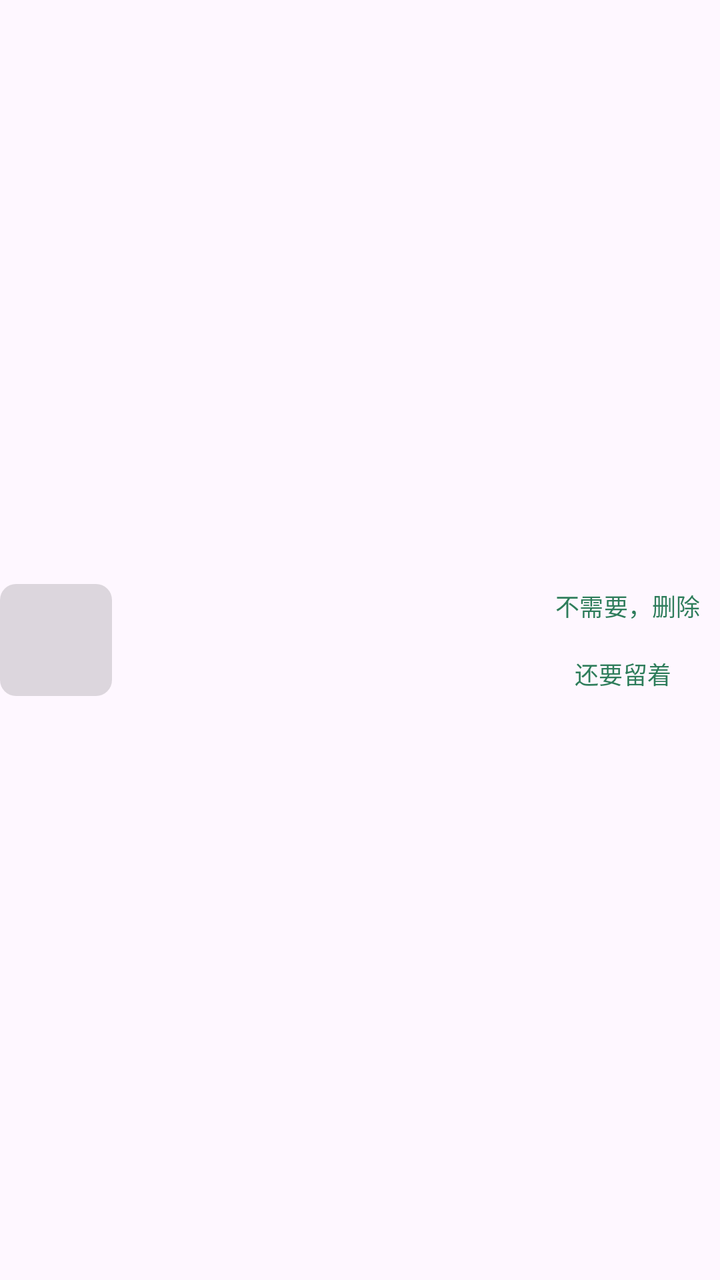
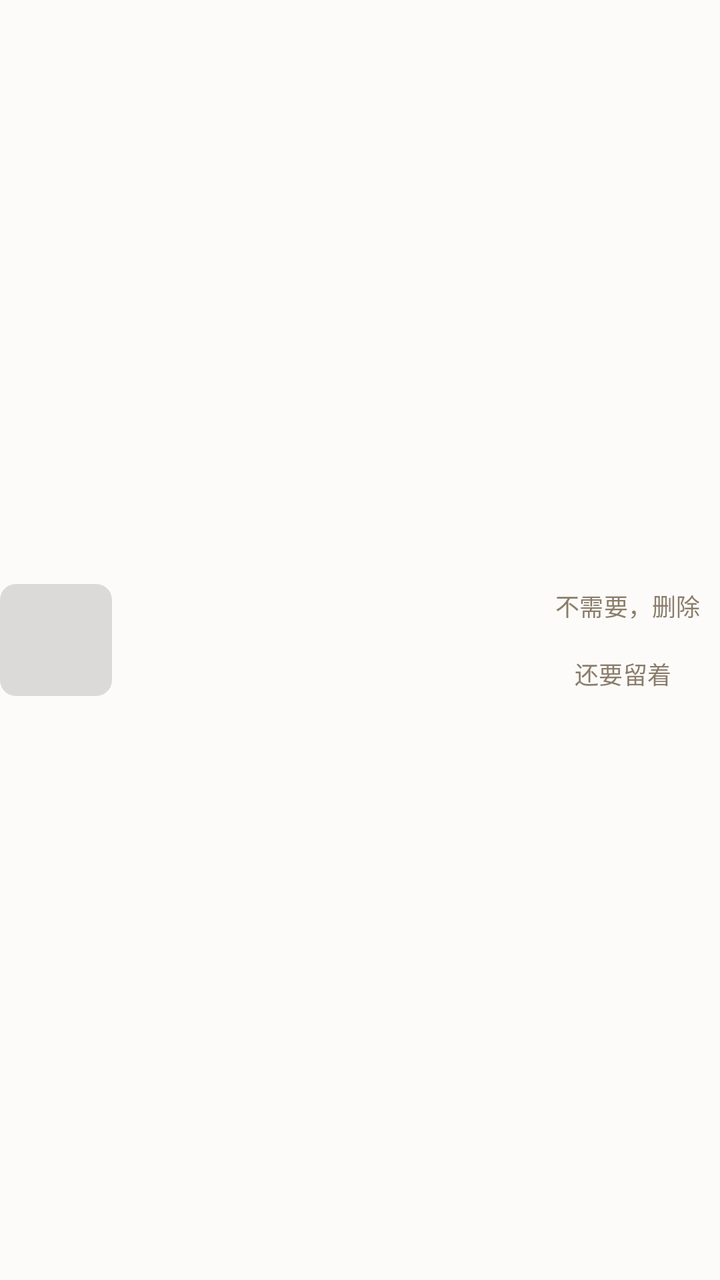

Compare the two renders of this Android layout. The source of the first and the diff that turns it into the second are given below.
<!-- AndroidManifest.xml: application theme Theme.ScreenshotBye -->
<!-- res/layout/item_shot.xml -->
<?xml version="1.0" encoding="utf-8"?>
<LinearLayout xmlns:android="http://schemas.android.com/apk/res/android"
    android:layout_width="match_parent"
    android:layout_height="wrap_content"
    android:gravity="center_vertical"
    android:orientation="horizontal"
    android:paddingTop="10dp"
    android:paddingBottom="10dp">

    <ImageView
        android:id="@+id/thumb"
        android:layout_width="56dp"
        android:layout_height="56dp"
        android:background="@drawable/thumb_placeholder"
        android:contentDescription="@string/dialog_preview"
        android:scaleType="centerCrop" />

    <LinearLayout
        android:layout_width="0dp"
        android:layout_height="wrap_content"
        android:layout_marginStart="12dp"
        android:layout_weight="1"
        android:orientation="vertical">

        <TextView
            android:id="@+id/shotName"
            android:layout_width="match_parent"
            android:layout_height="wrap_content"
            android:ellipsize="middle"
            android:maxLines="2"
            android:textSize="13sp"
            android:textStyle="bold" />

        <TextView
            android:id="@+id/shotMeta"
            android:layout_width="match_parent"
            android:layout_height="wrap_content"
            android:layout_marginTop="2dp"
            android:maxLines="2"
            android:textColor="@color/muted"
            android:textSize="11sp" />

        <TextView
            android:id="@+id/shotState"
            android:layout_width="match_parent"
            android:layout_height="wrap_content"
            android:layout_marginTop="2dp"
            android:textColor="@color/muted"
            android:textSize="11sp" />
    </LinearLayout>

    <LinearLayout
        android:layout_width="wrap_content"
        android:layout_height="wrap_content"
        android:layout_marginStart="6dp"
        android:orientation="vertical">

        <com.google.android.material.button.MaterialButton
            android:id="@+id/btnDelete"
            style="@style/Widget.Material3.Button.TextButton"
            android:layout_width="wrap_content"
            android:layout_height="wrap_content"
            android:insetTop="0dp"
            android:insetBottom="0dp"
            android:minHeight="34dp"
            android:paddingStart="10dp"
            android:paddingEnd="10dp"
            android:text="@string/act_delete"
            android:textSize="12sp" />

        <com.google.android.material.button.MaterialButton
            android:id="@+id/btnKeep"
            style="@style/Widget.Material3.Button.TextButton"
            android:layout_width="wrap_content"
            android:layout_height="wrap_content"
            android:insetTop="0dp"
            android:insetBottom="0dp"
            android:minHeight="34dp"
            android:paddingStart="10dp"
            android:paddingEnd="10dp"
            android:text="@string/act_keep"
            android:textSize="12sp" />
    </LinearLayout>
</LinearLayout>
<!-- resources referenced by this layout -->
<resources>
  <color name="muted">#5C6355</color>
  <style name="Theme.ScreenshotBye" parent="Theme.Material3.DayNight.NoActionBar">
          <item name="colorPrimary">@color/seed</item>
          <item name="android:statusBarColor">?attr/colorSurface</item>
          <item name="android:windowLightStatusBar" tools:targetApi="m">true</item>
      </style>
  <color name="seed">#2E7D5B</color>
  <!-- unchanged entries left out for length: 4 -->
</resources>

<!-- the commit's change to res/layout/item_shot.xml (unified diff, before → after) -->
@@ -37,7 +37,7 @@
             android:layout_height="wrap_content"
             android:layout_marginTop="2dp"
             android:maxLines="2"
-            android:textColor="@color/muted"
+            android:textColor="?attr/colorOnSurfaceVariant"
             android:textSize="11sp" />
 
         <TextView
@@ -45,7 +45,7 @@
             android:layout_width="match_parent"
             android:layout_height="wrap_content"
             android:layout_marginTop="2dp"
-            android:textColor="@color/muted"
+            android:textColor="?attr/colorOnSurfaceVariant"
             android:textSize="11sp" />
     </LinearLayout>
 
<!-- resource entries referenced after the edit -->
@@ -1,12 +1,83 @@
 <!-- resources referenced by this layout -->
 <resources>
-  <color name="muted">#5C6355</color>
-  <style name="Theme.ScreenshotBye" parent="Theme.Material3.DayNight.NoActionBar">
-          <item name="colorPrimary">@color/seed</item>
+  <style name="Theme.ScreenshotBye" parent="Theme.ScreenshotBye.Beige" />
+  <style name="Theme.ScreenshotBye.Beige" parent="Theme.ScreenshotBye.Base">
+          <item name="colorPrimary">@color/beige_primary</item>
+          <item name="colorOnPrimary">@color/beige_onPrimary</item>
+          <item name="colorPrimaryContainer">@color/beige_primaryContainer</item>
+          <item name="colorOnPrimaryContainer">@color/beige_onPrimaryContainer</item>
+          <item name="colorSecondary">@color/beige_secondary</item>
+          <item name="colorOnSecondary">@color/beige_onSecondary</item>
+          <item name="colorSecondaryContainer">@color/beige_secondaryContainer</item>
+          <item name="colorOnSecondaryContainer">@color/beige_onSecondaryContainer</item>
+          <item name="colorTertiary">@color/beige_tertiary</item>
+          <item name="colorOnTertiary">@color/beige_onTertiary</item>
+          <item name="colorTertiaryContainer">@color/beige_tertiaryContainer</item>
+          <item name="colorOnTertiaryContainer">@color/beige_onTertiaryContainer</item>
+          <item name="colorError">@color/beige_error</item>
+          <item name="colorOnError">@color/beige_onError</item>
+          <item name="colorErrorContainer">@color/beige_errorContainer</item>
+          <item name="colorOnErrorContainer">@color/beige_onErrorContainer</item>
+          <item name="android:colorBackground">@color/beige_background</item>
+          <item name="colorOnBackground">@color/beige_onBackground</item>
+          <item name="colorSurface">@color/beige_surface</item>
+          <item name="colorOnSurface">@color/beige_onSurface</item>
+          <item name="colorSurfaceVariant">@color/beige_surfaceVariant</item>
+          <item name="colorOnSurfaceVariant">@color/beige_onSurfaceVariant</item>
+          <item name="colorSurfaceContainerLowest">@color/beige_surfaceContainerLowest</item>
+          <item name="colorSurfaceContainerLow">@color/beige_surfaceContainerLow</item>
+          <item name="colorSurfaceContainer">@color/beige_surfaceContainer</item>
+          <item name="colorSurfaceContainerHigh">@color/beige_surfaceContainerHigh</item>
+          <item name="colorSurfaceContainerHighest">@color/beige_surfaceContainerHighest</item>
+          <item name="colorSurfaceBright">@color/beige_surfaceBright</item>
+          <item name="colorSurfaceDim">@color/beige_surfaceDim</item>
+          <item name="colorSurfaceInverse">@color/beige_inverseSurface</item>
+          <item name="colorOnSurfaceInverse">@color/beige_inverseOnSurface</item>
+          <item name="colorPrimaryInverse">@color/beige_inversePrimary</item>
+          <item name="colorOutline">@color/beige_outline</item>
+          <item name="colorOutlineVariant">@color/beige_outlineVariant</item>
+      </style>
+  <style name="Theme.ScreenshotBye.Base" parent="Theme.Material3.DayNight.NoActionBar">
           <item name="android:statusBarColor">?attr/colorSurface</item>
-          <item name="android:windowLightStatusBar" tools:targetApi="m">true</item>
+          <item name="android:navigationBarColor">?attr/colorSurface</item>
+          <item name="android:windowLightStatusBar">@bool/light_status_bar</item>
+          <item name="android:windowLightNavigationBar" tools:targetApi="o_mr1">@bool/light_status_bar</item>
+          <item name="android:textColorLink">?attr/colorPrimary</item>
       </style>
-  <color name="seed">#2E7D5B</color>
+  <color name="beige_primary">#8B7D6B</color>
+  <color name="beige_onPrimary">#FFFFFF</color>
+  <color name="beige_primaryContainer">#EBE8E4</color>
+  <color name="beige_onPrimaryContainer">#61584B</color>
+  <color name="beige_secondary">#9B8E7D</color>
+  <color name="beige_onSecondary">#FFFFFF</color>
+  <color name="beige_secondaryContainer">#EDEBE6</color>
+  <color name="beige_onSecondaryContainer">#6C6358</color>
+  <color name="beige_tertiary">#A89B8A</color>
+  <color name="beige_onTertiary">#FFFFFF</color>
+  <color name="beige_tertiaryContainer">#EFEDE8</color>
+  <color name="beige_onTertiaryContainer">#766C61</color>
+  <color name="beige_error">#B89A8A</color>
+  <color name="beige_onError">#FFFFFF</color>
+  <color name="beige_errorContainer">#F2ECE8</color>
+  <color name="beige_onErrorContainer">#816C61</color>
+  <color name="beige_background">#FCFBF9</color>
+  <color name="beige_onBackground">#5C5247</color>
+  <color name="beige_surface">#FEFDFB</color>
+  <color name="beige_onSurface">#5C5247</color>
+  <color name="beige_surfaceVariant">#F2EEE8</color>
+  <color name="beige_onSurfaceVariant">#6E6558</color>
+  <color name="beige_surfaceContainerLowest">#FFFEFD</color>
+  <color name="beige_surfaceContainerLow">#FDFCFA</color>
+  <color name="beige_surfaceContainer">#FDFCFA</color>
+  <color name="beige_surfaceContainerHigh">#F8F5F1</color>
+  <color name="beige_surfaceContainerHighest">#F4F0EB</color>
+  <color name="beige_surfaceBright">#FDFCFA</color>
+  <color name="beige_surfaceDim">#CAC9C7</color>
+  <color name="beige_inverseSurface">#746B62</color>
+  <color name="beige_inverseOnSurface">#FEFEFD</color>
+  <color name="beige_inversePrimary">#B4AA9F</color>
+  <color name="beige_outline">#B5B0A8</color>
+  <color name="beige_outlineVariant">#D1CCC4</color>
   <!-- unchanged entries left out for length: 4 -->
 </resources>
 
